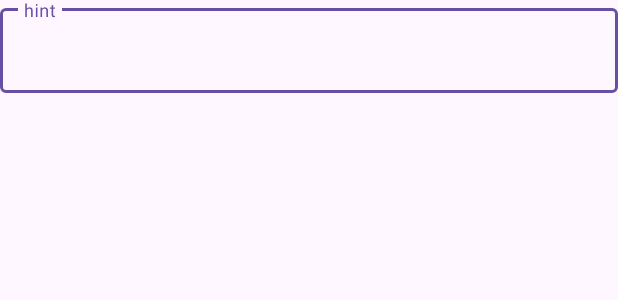
After one commit to Condesso1998/BibliotecaJogo, an Android app: the layout fragment_nova_categoria.xml on its own in the app's theme, with its tools: preview values and no code run, on a phone screen of 412 x 824 dp. The commit adds this screen. Shown: the top 300 px of the screen. Run offline under Robolectric (Android 15) with nearby library versions, the phone set to English and light mode, and no system bars.

Commit message:
Adicionado fragmento para criar uma nova categoria

```diff
--- /dev/null
+++ b/app/src/main/res/layout/fragment_nova_categoria.xml
@@ -0,0 +1,18 @@
+<?xml version="1.0" encoding="utf-8"?>
+<LinearLayout xmlns:android="http://schemas.android.com/apk/res/android"
+    xmlns:tools="http://schemas.android.com/tools"
+    android:layout_width="match_parent"
+    android:layout_height="match_parent"
+    android:orientation="vertical"
+    tools:context=".NovaCategoriaFragment" >
+
+    <com.google.android.material.textfield.TextInputLayout
+        android:layout_width="match_parent"
+        android:layout_height="match_parent">
+
+        <com.google.android.material.textfield.TextInputEditText
+            android:layout_width="match_parent"
+            android:layout_height="wrap_content"
+            android:hint="hint" />
+    </com.google.android.material.textfield.TextInputLayout>
+</LinearLayout>
--- a/app/src/main/res/navigation/nav_graph.xml
+++ b/app/src/main/res/navigation/nav_graph.xml
@@ -73,4 +73,9 @@
         android:name="pt.ipg.bibliotecajogos.ListaCategoriasFragment"
         android:label="fragment_lista_categorias"
         tools:layout="@layout/fragment_lista_categorias" />
+    <fragment
+        android:id="@+id/novaCategoriaFragment"
+        android:name="pt.ipg.bibliotecajogos.NovaCategoriaFragment"
+        android:label="fragment_nova_categoria"
+        tools:layout="@layout/fragment_nova_categoria" />
 </navigation>
--- a/app/src/main/res/values/strings.xml
+++ b/app/src/main/res/values/strings.xml
@@ -32,4 +32,5 @@ Rui Condesso
     <string name="hello_blank_fragment">Hello</string>
     <string name="jogo_eliminado_com_sucesso">Livro eliminado com sucesso</string>
     <string name="erro_eliminar_jogo">Erro ao eliminar livro</string>
+    <string name="nova_categoria_label">Nova categoria</string>
 </resources>
```
Also changed, not shown: app/src/main/java/pt/ipg/bibliotecajogos/NovaCategoriaFragment.kt (added, +39 -0 lines).
